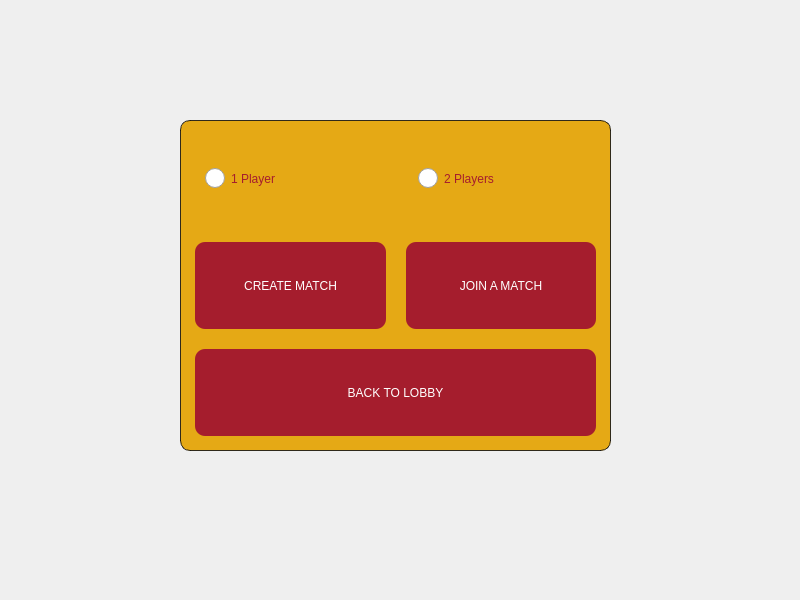
Qt form client/view/menu/pages/configurationPage.ui (valentinbersi/DuckGame-Recreation) before a commit.
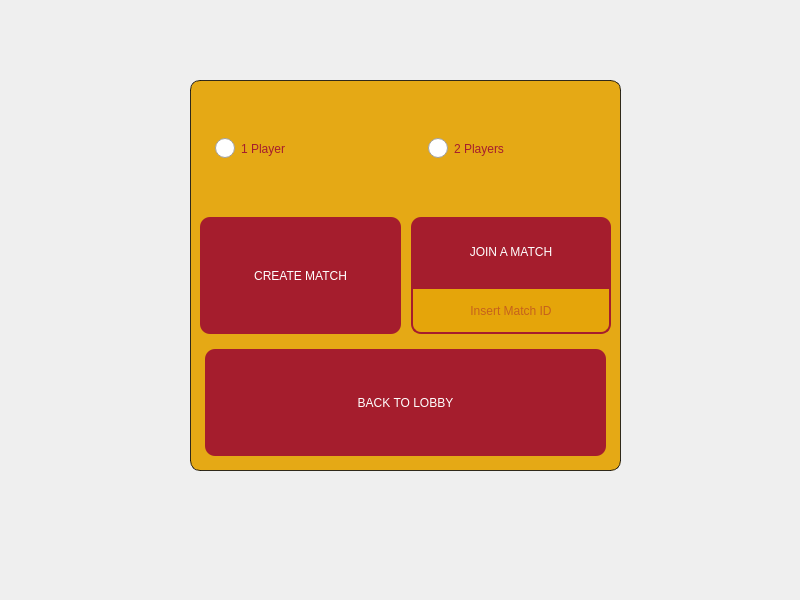
The same form after that commit.

Patch:
```diff
--- a/client/view/menu/pages/configurationPage.ui
+++ b/client/view/menu/pages/configurationPage.ui
@@ -19,10 +19,10 @@
   <widget class="QFrame" name="frame">
    <property name="geometry">
     <rect>
-     <x>180</x>
-     <y>120</y>
+     <x>190</x>
+     <y>80</y>
      <width>431</width>
-     <height>331</height>
+     <height>391</height>
     </rect>
    </property>
    <property name="sizePolicy">
@@ -51,7 +51,7 @@
       <x>10</x>
       <y>10</y>
       <width>411</width>
-      <height>311</height>
+      <height>371</height>
      </rect>
     </property>
     <layout class="QVBoxLayout" name="verticalLayout_4">
@@ -161,7 +161,7 @@
       </layout>
      </item>
      <item>
-      <layout class="QHBoxLayout" name="horizontalLayout_9">
+      <layout class="QHBoxLayout" name="horizontalLayout_9" stretch="1,1">
        <property name="leftMargin">
         <number>0</number>
        </property>
@@ -185,9 +185,7 @@
          <property name="styleSheet">
           <string notr="true">    color: white;
                                             background-color: rgb(165, 29, 45);
-                                            padding: 10px;
-                                            border-radius: 10px;
-                                            margin: 5px;</string>
+                                            border-radius: 10px;</string>
          </property>
          <property name="text">
           <string>CREATE MATCH</string>
@@ -195,7 +193,12 @@
         </widget>
        </item>
        <item>
-        <widget class="QPushButton" name="btnUnirse">
+        <layout class="QVBoxLayout" name="verticalLayout" stretch="3,2">
+         <property name="spacing">
+          <number>0</number>
+         </property>
+         <item>
+          <widget class="QPushButton" name="btnJoin">
          <property name="sizePolicy">
           <sizepolicy hsizetype="Expanding" vsizetype="Expanding">
            <horstretch>0</horstretch>
@@ -218,16 +221,44 @@
           <bool>false</bool>
          </property>
          <property name="styleSheet">
-          <string notr="true">    color: white;
-                                            background-color: rgb(165, 29, 45);
-                                            padding: 10px;
-                                            border-radius: 10px;
-                                            margin: 5px;</string>
+            <string notr="true">color: white;
+background-color: rgb(165, 29, 45);
+border-top-left-radius: 10px;
+border-top-right-radius: 10px;</string>
          </property>
          <property name="text">
           <string>JOIN A MATCH</string>
          </property>
         </widget>
+         </item>
+         <item>
+          <widget class="QLineEdit" name="lineEditMatchID">
+           <property name="sizePolicy">
+            <sizepolicy hsizetype="Expanding" vsizetype="Expanding">
+             <horstretch>0</horstretch>
+             <verstretch>0</verstretch>
+            </sizepolicy>
+           </property>
+           <property name="styleSheet">
+            <string notr="true">color: rgb(165, 29, 45);
+background-color: rgb(229, 165, 10);
+border: 2px solid rgb(165, 29, 45);
+border-bottom-left-radius: 10px;
+border-bottom-right-radius: 10px;
+                                    </string>
+           </property>
+           <property name="text">
+            <string/>
+           </property>
+           <property name="alignment">
+            <set>Qt::AlignCenter</set>
+           </property>
+           <property name="placeholderText">
+            <string>Insert Match ID</string>
+           </property>
+          </widget>
+         </item>
+        </layout>
        </item>
       </layout>
      </item>
```
Left out of the diff: 2 changed lines with no effect on the pictures. Lines whose indentation alone changed are shown as unchanged.
